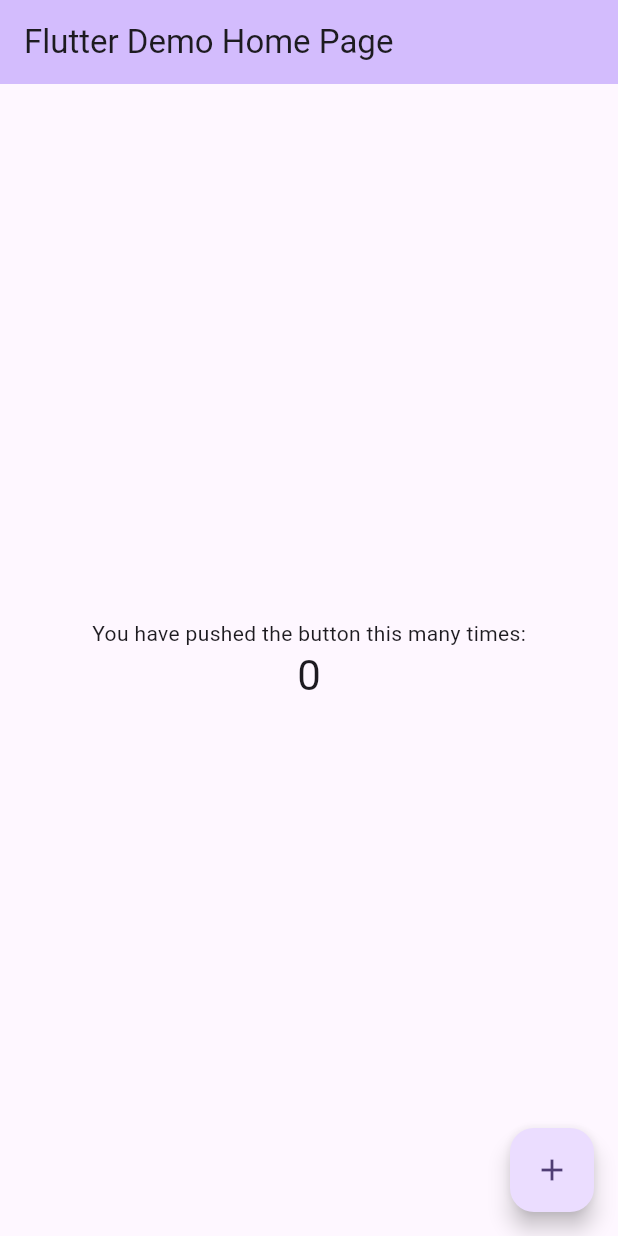
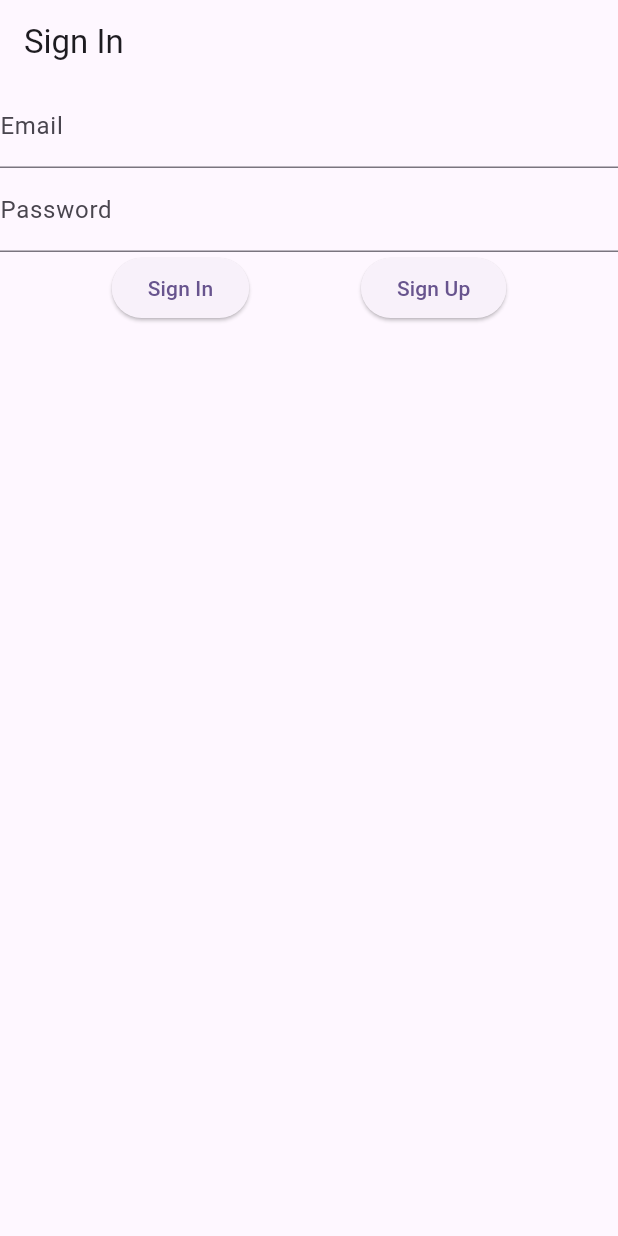
Before and after one commit to msoham123/Rewind, a Flutter app: the screen it shows after launch, on a phone screen of 412 x 824 dp. Run offline on Flutter 3.47's test engine with Material 2 defaults, Android fonts, the phone set to English and light mode, and no system bars; our stand-ins replace cloud_firestore, firebase_auth, firebase_core, page_transition; missing offline and left inert: dart:js_interop; accounts and stored records are empty.

Commit message:
Firebase auth

```diff
--- a/lib/auth/SignIn.dart
+++ b/lib/auth/SignIn.dart
@@ -0,0 +1,107 @@
+import 'package:flutter/material.dart';
+import 'package:Rewind/services/FirebaseAuthService.dart';
+
+class SignIn extends StatefulWidget {
+  const SignIn({Key? key, required this.onSignIn}) : super(key: key);
+
+  final void Function() onSignIn;
+
+  @override
+  State<SignIn> createState() => _SignInState();
+}
+
+class _SignInState extends State<SignIn> {
+  final FirebaseAuthService _auth = FirebaseAuthService();
+  final _emailController = TextEditingController();
+  final _passwordController = TextEditingController();
+
+  bool _loading = false;
+
+  void _signIn() async {
+      setState(() {
+        _loading = true;
+      });
+      try {
+        await _auth.signInWithEmailAndPassword(
+          _emailController.text,
+          _passwordController.text,
+        );
+        widget.onSignIn();
+      } catch (e) {
+        setState(() {
+          _loading = false;
+        });
+      }
+  }
+
+  void _signUp() async {
+    setState(() {
+      _loading = true;
+    });
+    try {
+      await _auth.createUserWithEmailAndPassword(
+        _emailController.text,
+        _passwordController.text,
+      );
+      widget.onSignIn();
+    } catch (e) {
+      setState(() {
+        _loading = false;
+      });
+    }
+  }
+
+  @override
+  Widget build(BuildContext context) {
+    return _loading
+        ? const Center(child: CircularProgressIndicator())
+        : Scaffold(
+            appBar: AppBar(
+              title: const Text('Sign In'),
+            ),
+            body: Form(
+              child: Column(
+                children: [
+                  TextFormField(
+                    controller: _emailController,
+                    decoration: const InputDecoration(
+                      labelText: 'Email',
+                    ),
+                    validator: (value) {
+                      if (value == null || value.isEmpty) {
+                        return 'Please enter your email';
+                      }
+                      return null;
+                    },
+                  ),
+                  TextFormField(
+                    controller: _passwordController,
+                    decoration: const InputDecoration(
+                      labelText: 'Password',
+                    ),
+                    validator: (value) {
+                      if (value == null || value.isEmpty) {
+                        return 'Please enter your password';
+                      }
+                      return null;
+                    },
+                  ),
+                  Row(
+                    mainAxisAlignment: MainAxisAlignment.spaceEvenly,
+                    children: [
+                      ElevatedButton(
+                        onPressed: _signIn,
+                        child: const Text('Sign In'),
+                      ),
+                      ElevatedButton(
+                        onPressed: _signUp,
+                        child: const Text('Sign Up'),
+                      ),
+                    ],
+                  ),
+                ],
+              ),
+            ),
+          );
+  }
+}
--- a/lib/main.dart
+++ b/lib/main.dart
@@ -3,7 +3,12 @@ import 'package:firebase_core/firebase_core.dart';
 import 'package:Rewind/services/FirestoreService.dart';
 import 'package:cloud_firestore/cloud_firestore.dart';
 import 'package:Rewind/models/Message.dart';
+import 'package:Rewind/auth/SignIn.dart';
+import 'package:Rewind/auth/home_screen.dart';
+import 'package:page_transition/page_transition.dart';
 import 'firebase_options.dart';
+
+import 'package:Rewind/main.dart';
 
 void main() async {
   await Firebase.initializeApp(
@@ -39,115 +44,18 @@ class MyApp extends StatelessWidget {
         colorScheme: ColorScheme.fromSeed(seedColor: Colors.deepPurple),
         useMaterial3: true,
       ),
-      home: const MyHomePage(title: 'Flutter Demo Home Page'),
+      // sign in page, onsignin navigate to MyHomePage
+      home: SignIn(
+        onSignIn: () {
+          print("HI");
+            Navigator.push(
+              context,
+              MaterialPageRoute(builder: (context) => MyHomePage(title: "HI")),
+
+            );
+        },
+      ),
+      //home: const MyHomePage(title: 'Flutter Demo Home Page'),
     );
   }
 }
-
-class MyHomePage extends StatefulWidget {
-  const MyHomePage({super.key, required this.title});
-
-  // This widget is the home page of your application. It is stateful, meaning
-  // that it has a State object (defined below) that contains fields that affect
-  // how it looks.
-
-  // This class is the configuration for the state. It holds the values (in this
-  // case the title) provided by the parent (in this case the App widget) and
-  // used by the build method of the State. Fields in a Widget subclass are
-  // always marked "final".
-
-  final String title;
-
-  @override
-  State<MyHomePage> createState() => _MyHomePageState();
-}
-
-class _MyHomePageState extends State<MyHomePage> {
-  int _counter = 0;
-  FirestoreService _db = FirestoreService();
-
-  void _listMessages() async {
-    List<Message> messages = await _db.getMessages();
-    messages.forEach((msg) {
-      print(msg.toJson());
-    });
-  }
-
-  void _addTestMessage() async {
-    Message msg = Message(
-      author: 'w4ciwehu54',
-      content: 'Hello world',
-      emoji: '🔥',
-      timestamp: Timestamp.now(),
-      lat: 10.4,
-      long: 15.6
-    );
-    await _db.pushMessage(msg);
-  }
-
-  void _incrementCounter() {
-    setState(() {
-      // This call to setState tells the Flutter framework that something has
-      // changed in this State, which causes it to rerun the build method below
-      // so that the display can reflect the updated values. If we changed
-      // _counter without calling setState(), then the build method would not be
-      // called again, and so nothing would appear to happen.
-      _counter++;
-    });
-  }
-
-  @override
-  Widget build(BuildContext context) {
-    // This method is rerun every time setState is called, for instance as done
-    // by the _incrementCounter method above.
-    //
-    // The Flutter framework has been optimized to make rerunning build methods
-    // fast, so that you can just rebuild anything that needs updating rather
-    // than having to individually change instances of widgets.
-    return Scaffold(
-      appBar: AppBar(
-        // TRY THIS: Try changing the color here to a specific color (to
-        // Colors.amber, perhaps?) and trigger a hot reload to see the AppBar
-        // change color while the other colors stay the same.
-        backgroundColor: Theme.of(context).colorScheme.inversePrimary,
-        // Here we take the value from the MyHomePage object that was created by
-        // the App.build method, and use it to set our appbar title.
-        title: Text(widget.title),
-      ),
-      body: Center(
-        // Center is a layout widget. It takes a single child and positions it
-        // in the middle of the parent.
-        child: Column(
-          // Column is also a layout widget. It takes a list of children and
-          // arranges them vertically. By default, it sizes itself to fit its
-          // children horizontally, and tries to be as tall as its parent.
-          //
-          // Column has various properties to control how it sizes itself and
-          // how it positions its children. Here we use mainAxisAlignment to
-          // center the children vertically; the main axis here is the vertical
-          // axis because Columns are vertical (the cross axis would be
-          // horizontal).
-          //
-          // TRY THIS: Invoke "debug painting" (choose the "Toggle Debug Paint"
-          // action in the IDE, or press "p" in the console), to see the
-          // wireframe for each widget.
-          mainAxisAlignment: MainAxisAlignment.center,
-          children: <Widget>[
-            const Text(
-              'You have pushed the button this many times:',
-            ),
-            Text(
-              '$_counter',
-              style: Theme.of(context).textTheme.headlineMedium,
-            ),
-          ],
-        ),
-      ),
-      floatingActionButton: FloatingActionButton(
-        onPressed: _listMessages,
-        tooltip: 'Increment',
-        child: const Icon(Icons.add),
-      ), // This trailing comma makes auto-formatting nicer for build methods.
-    );
-  }
-}
--- /dev/null
+++ b/lib/services/FirebaseAuthService.dart
@@ -0,0 +1,56 @@
+import 'package:firebase_auth/firebase_auth.dart';
+import 'package:cloud_firestore/cloud_firestore.dart';
+
+class FirebaseAuthService {
+  final FirebaseAuth _firebaseAuth = FirebaseAuth.instance;
+  final FirebaseFirestore _firestore = FirebaseFirestore.instance;
+
+  bool _loggedIn = false;
+  bool isLoggedIn()=> _loggedIn;
+
+  User? _user = null;
+  User? getUser()=> _user;
+
+  // sign in with email and password
+  Future<User> signInWithEmailAndPassword(String email, String password) async {
+    try {
+      UserCredential userCredential = await _firebaseAuth.signInWithEmailAndPassword(
+        email: email,
+        password: password
+      );
+      _user = userCredential.user;
+      _loggedIn = true;
+      return _user!;
+    } on FirebaseAuthException catch (e) {
+      print('Failed to sign in with email and password: $e');
+      throw e;
+    }
+  }
+
+  // create a new user with email and password
+  Future<User> createUserWithEmailAndPassword(String email, String password) async {
+    final result = await _firebaseAuth.createUserWithEmailAndPassword(
+      email: email,
+      password: password,
+    );
+    _user = result.user!;
+    _loggedIn = true;
+    await _addUser(_user!.uid);
+    return _user!;
+  }
+
+  // sign out
+  Future<void> signOut() async {
+    await _firebaseAuth.signOut();
+    _loggedIn = false;
+    _user = null;
+  }
+
+  Future<void> _addUser(String id) async {
+    Map<String, String> doc = {
+      'name': 'none',
+      'description': 'none'
+    };
+    await _firestore.collection('users').doc(id).set(doc);
+  }
+}
--- a/pubspec.yaml
+++ b/pubspec.yaml
@@ -38,6 +38,7 @@ dependencies:
   firebase_core: ^2.17.0
   firebase_auth: ^4.10.1
   cloud_firestore: ^4.9.3
+  page_transition: "^2.1.0"
 
 dev_dependencies:
   flutter_launcher_icons: "^0.13.1"
```
Also changed, not shown: lib/auth/home_screen.dart (added, +118 -0 lines), pubspec.lock.
